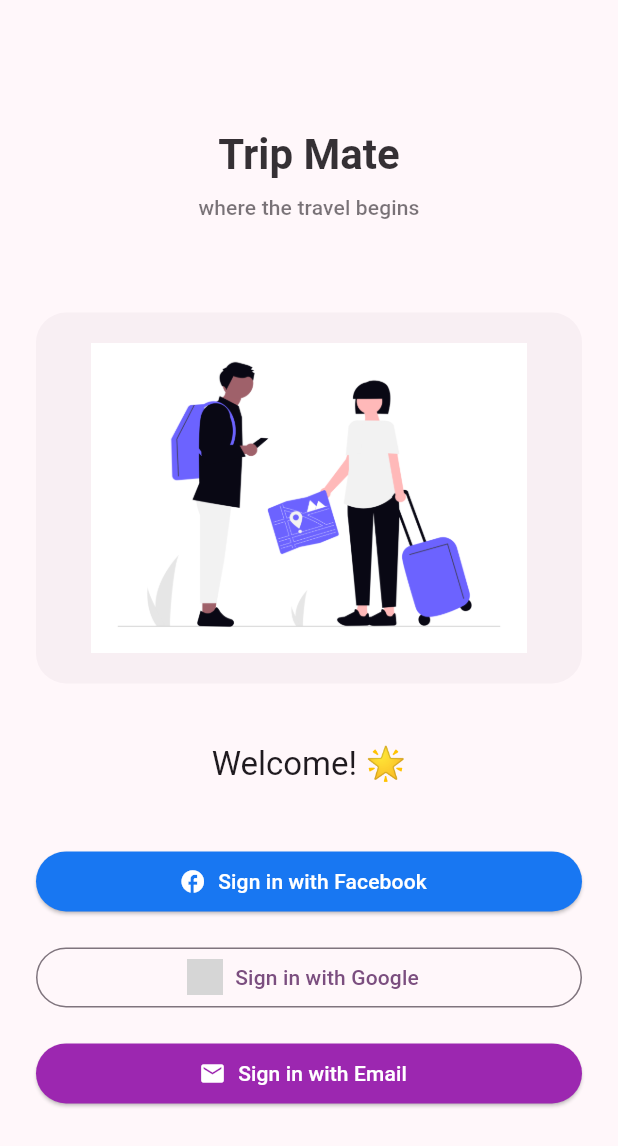
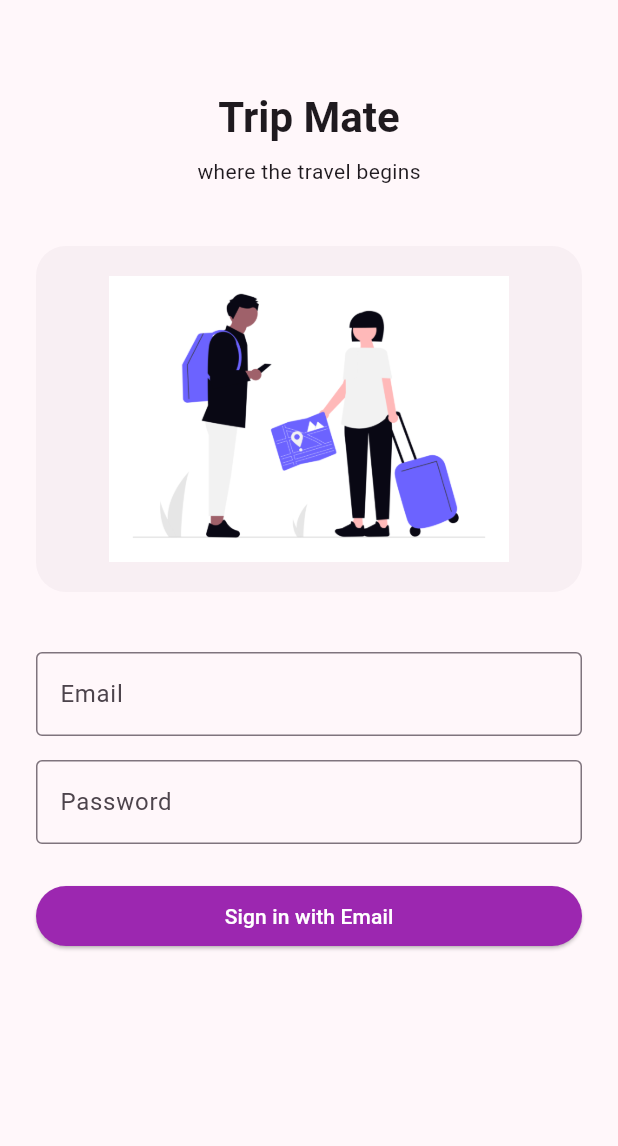
Before and after one commit to LimYuHeng-code/tripmate_app, a Flutter app: the LoginPage screen opened directly, on a phone screen of 412 x 824 dp. Shown: the top 1146 px of the screen. Run offline on Flutter 3.47's test engine with Material 3 defaults, Android fonts, the light colour scheme and no system bars; our stand-ins replace carousel_slider, cloud_firestore, firebase_auth, firebase_core, google_maps_flutter; accounts and stored records are empty; grey boxes are pictures that could not be loaded.

Commit message:
Login Page with Auth

```diff
--- /dev/null
+++ b/lib/models/login_user_model.dart
@@ -0,0 +1,17 @@
+
+class LoginUser {
+  final String uid;
+  final String email;
+
+  LoginUser({
+    required this.uid,
+    required this.email,
+  });
+
+  factory LoginUser.fromFirebase(user) {
+    return LoginUser(
+      uid: user.uid,
+      email: user.email ?? '',
+    );
+  }
+}
--- /dev/null
+++ b/lib/viewmodels/login_viewmodel.dart
@@ -0,0 +1,35 @@
+import 'package:flutter/material.dart';
+import 'package:firebase_auth/firebase_auth.dart';
+import '../models/login_user_model.dart';
+
+class LoginViewModel extends ChangeNotifier {
+  final FirebaseAuth _auth = FirebaseAuth.instance;
+
+  LoginUser? currentUser;
+  bool isLoading = false;
+  String? errorMessage;
+
+  Future<void> signInWithEmail(String email, String password) async {
+    try {
+      isLoading = true;
+      errorMessage = null;
+      notifyListeners();
+
+      final credential = await _auth.signInWithEmailAndPassword(
+        email: email,
+        password: password,
+      );
+
+      currentUser = LoginUser.fromFirebase(credential.user);
+    } on FirebaseAuthException catch (e) {
+      errorMessage = e.message;
+    } catch (_) {
+      errorMessage = 'Something went wrong';
+    } finally {
+      isLoading = false;
+      notifyListeners();
+    }
+  }
+
+  bool get isLoggedIn => currentUser != null;
+}
--- /dev/null
+++ b/lib/views/login_page_view.dart
@@ -0,0 +1,151 @@
+import 'package:flutter/material.dart';
+import '../viewmodels/login_viewmodel.dart';
+import 'destination_view.dart'; // Replace with your Itinerary page later
+
+class LoginPage extends StatefulWidget {
+  const LoginPage({super.key});
+
+  @override
+  State<LoginPage> createState() => _LoginPageState();
+}
+
+class _LoginPageState extends State<LoginPage> {
+  late LoginViewModel _viewModel;
+
+  final TextEditingController _emailController = TextEditingController();
+  final TextEditingController _passwordController = TextEditingController();
+
+  @override
+  void initState() {
+    super.initState();
+    _viewModel = LoginViewModel();
+
+    // Listen to ViewModel changes
+    _viewModel.addListener(() {
+      setState(() {});
+    });
+  }
+
+  @override
+  void dispose() {
+    _viewModel.dispose();
+    _emailController.dispose();
+    _passwordController.dispose();
+    super.dispose();
+  }
+
+  void _signIn() async {
+    await _viewModel.signInWithEmail(
+      _emailController.text.trim(),
+      _passwordController.text.trim(),
+    );
+
+    // Navigate after successful login
+    if (_viewModel.isLoggedIn) {
+      Navigator.pushReplacement(
+        context,
+        MaterialPageRoute(
+          builder: (_) => const DestinationPageView(), // replace with your itinerary page
+        ),
+      );
+    }
+  }
+
+  @override
+  Widget build(BuildContext context) {
+    return Scaffold(
+      body: SafeArea(
+        child: SingleChildScrollView(
+          padding: const EdgeInsets.symmetric(horizontal: 24),
+          child: Column(
+            children: [
+              const SizedBox(height: 60),
+
+              // App title
+              Text(
+                'Trip Mate',
+                style: Theme.of(context)
+                    .textTheme
+                    .headlineMedium
+                    ?.copyWith(fontWeight: FontWeight.bold),
+              ),
+              const SizedBox(height: 8),
+              const Text('where the travel begins'),
+
+              const SizedBox(height: 40),
+
+              // 🖼️ Image
+              Container(
+                height: MediaQuery.of(context).size.height * 0.28,
+                width: double.infinity,
+                decoration: BoxDecoration(
+                  color: Theme.of(context)
+                      .colorScheme
+                      .surfaceContainerHighest
+                      .withOpacity(0.35),
+                  borderRadius: BorderRadius.circular(20),
+                ),
+                padding: const EdgeInsets.all(20),
+                child: Image.asset(
+                  'assets/travel.png',
+                  fit: BoxFit.contain,
+                ),
+              ),
+
+              const SizedBox(height: 40),
+
+              // Email
+              TextField(
+                controller: _emailController,
+                decoration: const InputDecoration(
+                  labelText: 'Email',
+                  border: OutlineInputBorder(),
+                ),
+              ),
+
+              const SizedBox(height: 16),
+
+              // Password
+              TextField(
+                controller: _passwordController,
+                obscureText: true,
+                decoration: const InputDecoration(
+                  labelText: 'Password',
+                  border: OutlineInputBorder(),
+                ),
+              ),
+
+              const SizedBox(height: 24),
+
+              // Sign in button
+              SizedBox(
+                width: double.infinity,
+                child: ElevatedButton(
+                  onPressed: _viewModel.isLoading ? null : _signIn,
+                  child: _viewModel.isLoading
+                      ? const SizedBox(
+                          height: 20,
+                          width: 20,
+                          child: CircularProgressIndicator(strokeWidth: 2),
+                        )
+                      : const Text('Sign in with Email'),
+                ),
+              ),
+
+              // Error message
+              if (_viewModel.errorMessage != null) ...[
+                const SizedBox(height: 16),
+                Text(
+                  _viewModel.errorMessage!,
+                  style: const TextStyle(color: Colors.red),
+                ),
+              ],
+
+              const SizedBox(height: 40),
+            ],
+          ),
+        ),
+      ),
+    );
+  }
+}
--- a/pubspec.yaml
+++ b/pubspec.yaml
@@ -20,6 +20,7 @@ dev_dependencies:
   firebase_core: ^4.3.0
   google_maps_flutter: ^2.14.0
   flutter_polyline_points: ^3.1.0
+  firebase_auth: ^6.1.3
 
 
 
```
Also changed, not shown: lib/main.dart (+3 -4 lines), lib/models/itinerary_stop.dart (added, +11 -0 lines), lib/viewmodels/map_viewmodel.dart (+44 -59 lines), lib/views/map_view.dart (+17 -30 lines), pubspec.lock, 3 other files.
